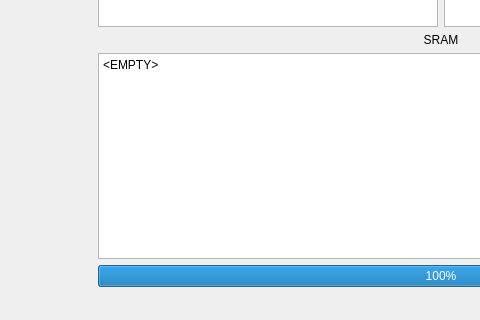
The window that SuperFlashUsb/mainwindow.ui (bazz1tv/SuperFlashUSB) describes before a commit, drawn with Qt 5; both pictures show x 0 to 480 and y 457 to 777 of the 795 by 777 pixel window.
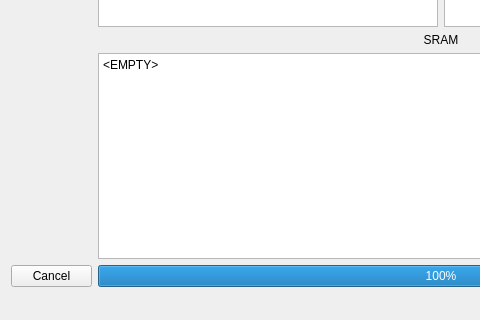
The same window after the commit. Custom widgets are drawn as their Qt base class.

Commit message: at this point. it needs the ReadRomThread, to have its own Read routines, so that it can emit a signal to update the progressBar. Widgets should only be accessed from the main thread kara.

What changed in the file:
```diff
--- a/SuperFlashUsb/mainwindow.ui
+++ b/SuperFlashUsb/mainwindow.ui
@@ -129,6 +129,13 @@
         </property>
        </spacer>
       </item>
+      <item>
+       <widget class="QPushButton" name="pushButton_3">
+        <property name="text">
+         <string>Cancel</string>
+        </property>
+       </widget>
+      </item>
      </layout>
     </item>
     <item>
```
The commit also changes 3 other files.
